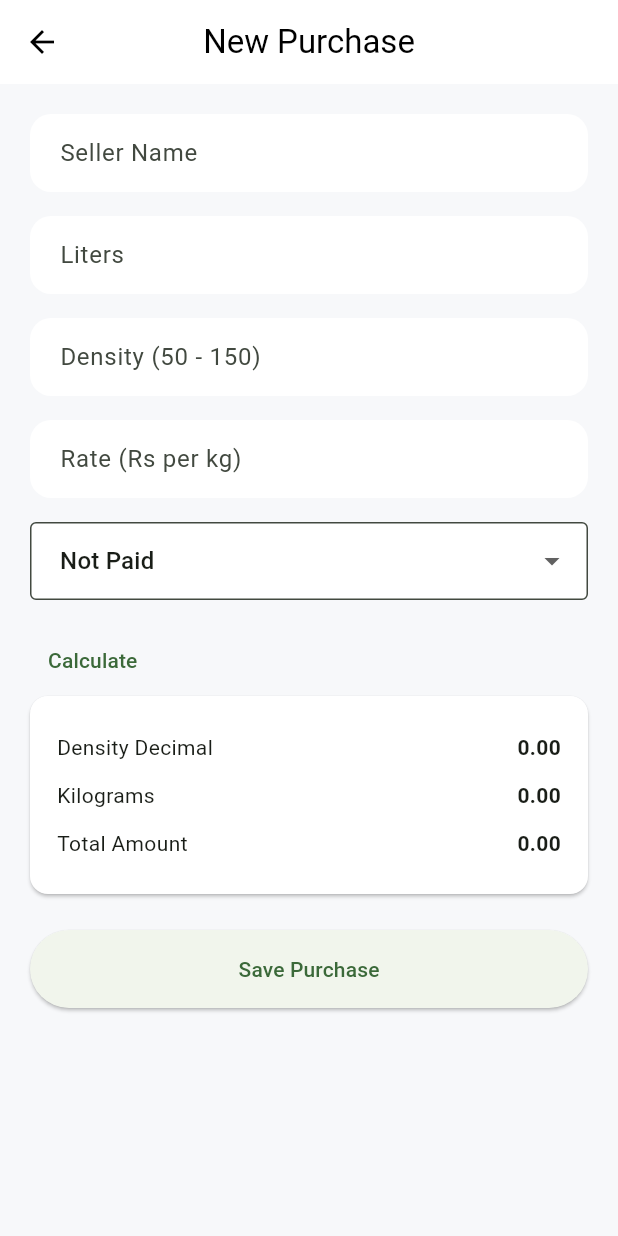
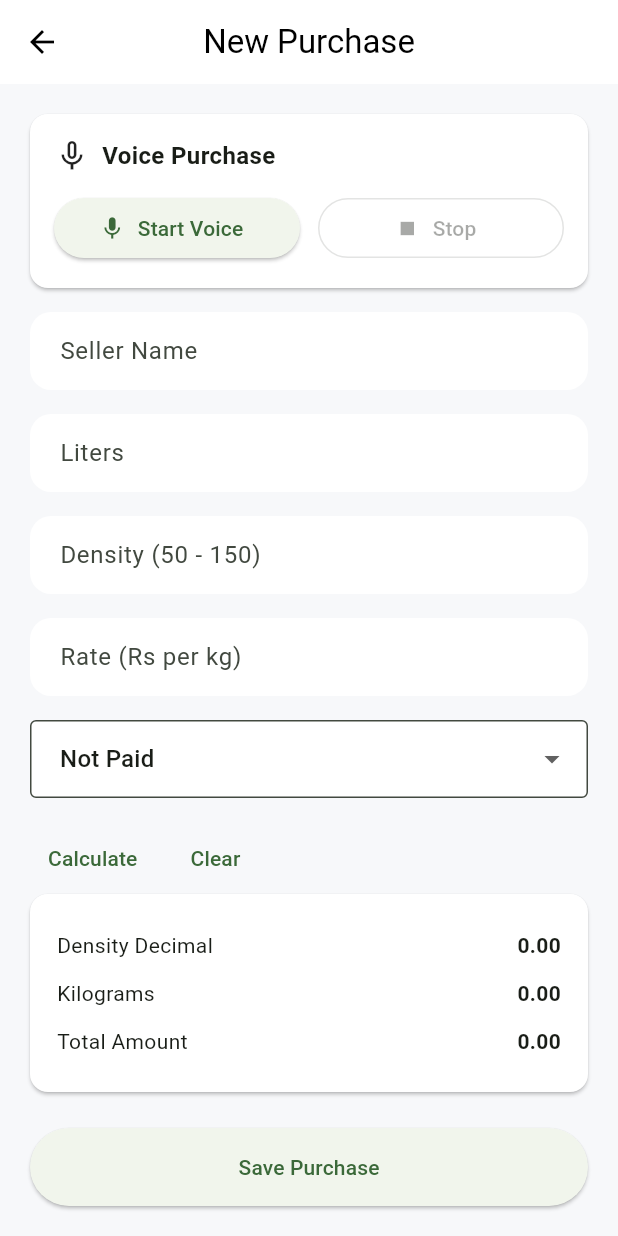
Before and after one commit to anushamanujaya/Latex_system_mobileApp, a Flutter app: the PurchaseScreen screen opened by its route, on a phone screen of 412 x 824 dp. Run offline on Flutter 3.47's test engine with Material 3 defaults, Android fonts, the phone set to English and light mode, and no system bars; our stand-ins replace dio, flutter_secure_storage, hive, hive_flutter, pdf, printing and 1 more; accounts and stored records are empty.

Commit message:
add voice service

```diff
--- a/lib/screens/purchase/purchase_screen.dart
+++ b/lib/screens/purchase/purchase_screen.dart
@@ -1,6 +1,8 @@
 import 'package:flutter/material.dart';
 import '../../services/local_db_service.dart';
 import '../../services/calculation_service.dart';
+import '../../services/voice_service.dart';
+import '../../services/voice_purchase_parser.dart';
 import '../../widgets/custom_button.dart';
 import '../../widgets/custom_text_field.dart';
 import '../bill/bill_preview_screen.dart';
@@ -18,11 +20,15 @@ class _PurchaseScreenState extends State<PurchaseScreen> {
   final densityController = TextEditingController();
   final rateController = TextEditingController();
 
+  final VoiceService _voiceService = VoiceService();
+
   double densityDecimal = 0;
   double kilograms = 0;
   double totalAmount = 0;
   bool isLoading = false;
+  bool isListening = false;
   String status = 'Not Paid';
+  String spokenText = '';
 
   void calculateAmount() {
     final liters = double.tryParse(litersController.text.trim()) ?? 0;
@@ -50,6 +56,71 @@ class _PurchaseScreenState extends State<PurchaseScreen> {
         ),
       );
     }
+  }
+
+  Future<void> startVoiceInput() async {
+    final ok = await _voiceService.init();
+
+    if (!ok) {
+      if (!mounted) return;
+      ScaffoldMessenger.of(context).showSnackBar(
+        const SnackBar(content: Text('Microphone permission not available')),
+      );
+      return;
+    }
+
+    setState(() {
+      isListening = true;
+      spokenText = '';
+    });
+
+    await _voiceService.startListening(
+      onResult: (text) {
+        final parsed = VoicePurchaseParser.parse(text);
+
+        setState(() {
+          spokenText = text;
+
+          if ((parsed['sellerName'] ?? '').toString().isNotEmpty) {
+            sellerController.text = parsed['sellerName'].toString();
+          }
+
+          final liters = parsed['liters'];
+          if (liters != null && liters != 0) {
+            litersController.text = liters.toString();
+          }
+
+          final density = parsed['density'];
+          if (density != null && density != 0) {
+            densityController.text = density.toString();
+          }
+
+          final rate = parsed['rate'];
+          if (rate != null && rate != 0) {
+            rateController.text = rate.toString();
+          }
+
+          status = parsed['status']?.toString() ?? 'Not Paid';
+        });
+
+        final hasEnoughData =
+            (double.tryParse(litersController.text.trim()) ?? 0) > 0 &&
+            (int.tryParse(densityController.text.trim()) ?? 0) > 0 &&
+            (double.tryParse(rateController.text.trim()) ?? 0) > 0;
+
+        if (hasEnoughData) {
+          calculateAmount();
+        }
+      },
+    );
+  }
+
+  Future<void> stopVoiceInput() async {
+    await _voiceService.stopListening();
+    if (!mounted) return;
+    setState(() {
+      isListening = false;
+    });
   }
 
   Future<void> savePurchase() async {
@@ -101,6 +172,7 @@ class _PurchaseScreenState extends State<PurchaseScreen> {
         totalAmount = 0;
         status = 'Not Paid';
         isLoading = false;
+        spokenText = '';
       });
 
       Navigator.push(
@@ -122,6 +194,7 @@ class _PurchaseScreenState extends State<PurchaseScreen> {
     litersController.dispose();
     densityController.dispose();
     rateController.dispose();
+    _voiceService.stopListening();
     super.dispose();
   }
 
@@ -138,6 +211,67 @@ class _PurchaseScreenState extends State<PurchaseScreen> {
     );
   }
 
+  Widget buildVoiceSection() {
+    return Card(
+      child: Padding(
+        padding: const EdgeInsets.all(16),
+        child: Column(
+          children: [
+            Row(
+              children: [
+                Icon(
+                  isListening ? Icons.mic : Icons.mic_none,
+                  color: isListening ? Colors.red : null,
+                ),
+                const SizedBox(width: 8),
+                Expanded(
+                  child: Text(
+                    isListening ? 'Listening...' : 'Voice Purchase',
+                    style: const TextStyle(
+                      fontWeight: FontWeight.bold,
+                      fontSize: 16,
+                    ),
+                  ),
+                ),
+              ],
+            ),
+            const SizedBox(height: 12),
+            if (spokenText.isNotEmpty)
+              Container(
+                width: double.infinity,
+                padding: const EdgeInsets.all(12),
+                decoration: BoxDecoration(
+                  color: Colors.grey.shade100,
+                  borderRadius: BorderRadius.circular(10),
+                ),
+                child: Text(spokenText),
+              ),
+            if (spokenText.isNotEmpty) const SizedBox(height: 12),
+            Row(
+              children: [
+                Expanded(
+                  child: ElevatedButton.icon(
+                    onPressed: isListening ? null : startVoiceInput,
+                    icon: const Icon(Icons.mic),
+                    label: const Text('Start Voice'),
+                  ),
+                ),
+                const SizedBox(width: 12),
+                Expanded(
+                  child: OutlinedButton.icon(
+                    onPressed: isListening ? stopVoiceInput : null,
+                    icon: const Icon(Icons.stop),
+                    label: const Text('Stop'),
+                  ),
+                ),
+              ],
+            ),
+          ],
+        ),
+      ),
+    );
+  }
+
   @override
   Widget build(BuildContext context) {
     return Scaffold(
@@ -146,6 +280,8 @@ class _PurchaseScreenState extends State<PurchaseScreen> {
         padding: const EdgeInsets.all(20),
         child: Column(
           children: [
+            buildVoiceSection(),
+            const SizedBox(height: 16),
             CustomTextField(
               controller: sellerController,
               hintText: 'Seller Name',
@@ -189,9 +325,31 @@ class _PurchaseScreenState extends State<PurchaseScreen> {
             const SizedBox(height: 16),
             Align(
               alignment: Alignment.centerLeft,
-              child: TextButton(
-                onPressed: calculateAmount,
-                child: const Text('Calculate'),
+              child: Wrap(
+                spacing: 8,
+                children: [
+                  TextButton(
+                    onPressed: calculateAmount,
+                    child: const Text('Calculate'),
+                  ),
+                  TextButton(
+                    onPressed: () {
+                      sellerController.clear();
+                      litersController.clear();
+                      densityController.clear();
+                      rateController.clear();
+
+                      setState(() {
+                        densityDecimal = 0;
+                        kilograms = 0;
+                        totalAmount = 0;
+                        status = 'Not Paid';
+                        spokenText = '';
+                      });
+                    },
+                    child: const Text('Clear'),
+                  ),
+                ],
               ),
             ),
             Card(
--- a/pubspec.yaml
+++ b/pubspec.yaml
@@ -39,7 +39,7 @@ dependencies:
   shared_preferences: ^2.5.4
   flutter_secure_storage: ^10.0.0
   intl: ^0.20.2
-  fl_chart: ^1.1.1
+  fl_chart: ^1.2.0
   speech_to_text: ^7.3.0
   permission_handler: ^12.0.1
   pdf: ^3.11.3
```
Also changed, not shown: pubspec.lock.
